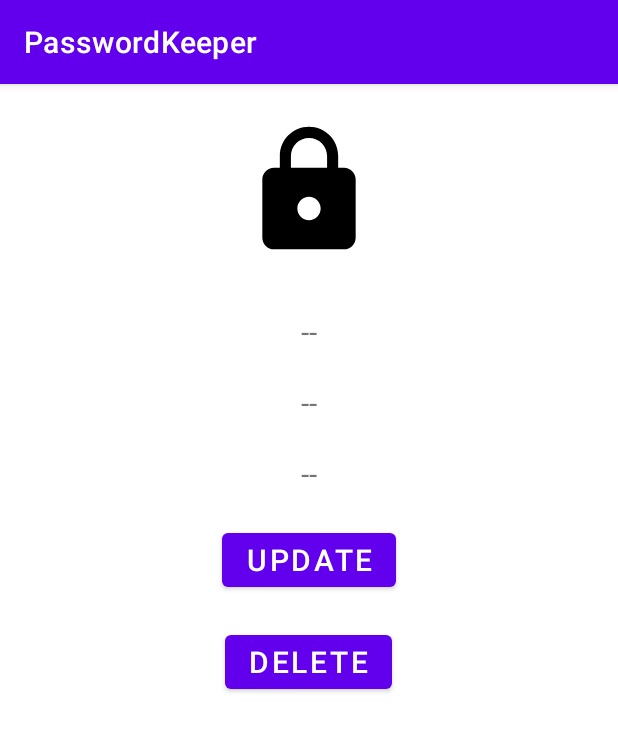
After one commit to ugursnr/PasswordKeeper-AndoridApp-Kotlin, an Android app: the PasswordShowerFragment screen opened through its navigation route, on a phone screen of 412 x 824 dp. The commit adds this screen. Shown: the top 731 px of the screen. Run offline under Robolectric (Android 15) with nearby library versions, the phone set to English and light mode, and no system bars; our stand-ins replace Room's generated code.

Commit message:
Database usage (local) were added by using Room Library with coroutines. Some UI changes, Firebase option will be added.

```diff
--- a/app/src/main/java/com/ugurrsnr/passwordkeeper/adapter/UserAdapter.kt
+++ b/app/src/main/java/com/ugurrsnr/passwordkeeper/adapter/UserAdapter.kt
@@ -2,9 +2,11 @@ package com.ugurrsnr.passwordkeeper.adapter
 
 import android.view.LayoutInflater
 import android.view.ViewGroup
+import androidx.navigation.Navigation
 import androidx.recyclerview.widget.RecyclerView
 import com.ugurrsnr.passwordkeeper.databinding.RecyclerViewRowBinding
 import com.ugurrsnr.passwordkeeper.model.UserInformations
+import com.ugurrsnr.passwordkeeper.view.HomeFragmentDirections
 
 class UserAdapter(val userInformationsList : ArrayList<UserInformations>)
     : RecyclerView.Adapter<UserAdapter.UserInformationsViewHolder>() {
@@ -23,10 +25,25 @@ class UserAdapter(val userInformationsList : ArrayList<UserInformations>)
         holder.binding.websiteNameTextView.text = userInformationsList[position].websiteName
         holder.binding.idTextView.text = "ID: ${userInformationsList[position].userId}"
         //holder.binding.imageView.setImageURI()
+
+        holder.itemView.setOnClickListener{
+            val actionToPasswordShower = HomeFragmentDirections.actionHomeFragmentToPasswordShowerFragment()
+
+            //Sending arguments to shower
+            actionToPasswordShower.userID = userInformationsList[position].userId
+            actionToPasswordShower.userPassword = userInformationsList[position].userPassword
+            actionToPasswordShower.userWebsite = userInformationsList[position].websiteName
+
+            Navigation.findNavController(holder.itemView).navigate(actionToPasswordShower)
+        }
     }
 
+    fun updateList(myList : List<UserInformations>) {
+        userInformationsList.clear()
+        userInformationsList.addAll(myList)
+        notifyDataSetChanged()
 
-
+    }
     override fun getItemCount(): Int {
         return userInformationsList.size
     }
--- /dev/null
+++ b/app/src/main/java/com/ugurrsnr/passwordkeeper/database/UserInfoDao.kt
@@ -0,0 +1,29 @@
+package com.ugurrsnr.passwordkeeper.database
+
+import androidx.lifecycle.LiveData
+import androidx.room.*
+import androidx.room.OnConflictStrategy.IGNORE
+import com.ugurrsnr.passwordkeeper.model.UserInformations
+import kotlinx.coroutines.CoroutineScope
+
+
+@Dao
+interface UserInfoDao {
+
+    // Data Access Object
+
+    @Insert(onConflict = IGNORE)
+    fun insertSingleInfo(userInformation : UserInformations)
+
+    @Delete
+    fun deleteSingleInfo(userInformation: UserInformations)
+
+    @Update
+    fun updateInfo(userInformation: UserInformations)
+
+    @Query("select * from informations order by informationId ASC")
+    fun getAllInformations() : LiveData<List<UserInformations>>
+
+
+
+}
--- /dev/null
+++ b/app/src/main/java/com/ugurrsnr/passwordkeeper/database/UserInfoDatabase.kt
@@ -0,0 +1,35 @@
+
+package com.ugurrsnr.passwordkeeper.database
+
+import android.content.Context
+import androidx.room.Database
+import androidx.room.Room
+import androidx.room.RoomDatabase
+import com.ugurrsnr.passwordkeeper.model.UserInformations
+
+
+@Database(entities = arrayOf(UserInformations::class), version = 1, exportSchema = false)
+abstract class UserInfoDatabase : RoomDatabase() {
+
+    abstract fun userInfoDao() : UserInfoDao
+
+    companion object {
+
+        @Volatile private var INSTANCE : UserInfoDatabase? = null
+
+        private val lock = Any()
+
+        fun getDatabase(context: Context) : UserInfoDatabase{
+            return INSTANCE?: synchronized(this){
+                var instance = Room.databaseBuilder(
+                    context.applicationContext,
+                    UserInfoDatabase::class.java,"info_database"
+                ).build()
+                INSTANCE = instance
+                instance
+            }
+
+        }
+    }
+
+}
--- /dev/null
+++ b/app/src/main/java/com/ugurrsnr/passwordkeeper/repo/InformationRepository.kt
@@ -0,0 +1,28 @@
+package com.ugurrsnr.passwordkeeper.repo
+
+import androidx.lifecycle.LiveData
+import androidx.room.Delete
+import androidx.room.Insert
+import androidx.room.OnConflictStrategy
+import androidx.room.Update
+import com.ugurrsnr.passwordkeeper.database.UserInfoDao
+import com.ugurrsnr.passwordkeeper.model.UserInformations
+
+class InformationRepository(private val userDao : UserInfoDao) {
+
+
+    val getAllInformations : LiveData<List<UserInformations>> = userDao.getAllInformations()
+
+    fun insertSingleInfo(userInformation : UserInformations){
+        userDao.insertSingleInfo(userInformation)
+    }
+
+    fun updateInfo(userInformation: UserInformations){
+        userDao.updateInfo(userInformation)
+    }
+
+    fun deleteSingleInfo(userInformation: UserInformations){
+        userDao.deleteSingleInfo(userInformation)
+    }
+
+}
--- a/app/src/main/java/com/ugurrsnr/passwordkeeper/view/HomeFragment.kt
+++ b/app/src/main/java/com/ugurrsnr/passwordkeeper/view/HomeFragment.kt
@@ -8,12 +8,25 @@ import com.ugurrsnr.passwordkeeper.R
 
 import android.view.Menu
 import android.view.MenuItem
+import android.widget.Button
+import android.widget.LinearLayout
+import androidx.lifecycle.Observer
+import androidx.lifecycle.ViewModelProvider
 import androidx.navigation.Navigation
+import androidx.recyclerview.widget.LinearLayoutManager
+import com.ugurrsnr.passwordkeeper.adapter.UserAdapter
+import com.ugurrsnr.passwordkeeper.database.UserInfoDatabase
 import com.ugurrsnr.passwordkeeper.databinding.FragmentHomeBinding
+import com.ugurrsnr.passwordkeeper.model.UserInformations
+import com.ugurrsnr.passwordkeeper.viewmodel.HomeViewModel
+import kotlinx.coroutines.*
+
 
 class HomeFragment : Fragment() {
     private var _binding : FragmentHomeBinding? = null
     private val binding get() = _binding!!
+    private lateinit var userAdapter : UserAdapter
+    private lateinit var viewModel : HomeViewModel
 
     override fun onCreate(savedInstanceState: Bundle?) {
         super.onCreate(savedInstanceState)
@@ -32,11 +45,23 @@ class HomeFragment : Fragment() {
     override fun onViewCreated(view: View, savedInstanceState: Bundle?) {
         super.onViewCreated(view, savedInstanceState)
 
+        viewModel = ViewModelProvider(this).get(HomeViewModel::class.java)
+        userAdapter = UserAdapter(arrayListOf())
+        liveDataObserver()
 
-
+        binding.recyclerViewHome.layoutManager = LinearLayoutManager(context)
+        binding.recyclerViewHome.adapter = userAdapter
 
     }
 
+    private fun liveDataObserver(){
+        viewModel.userInformationList.observe(viewLifecycleOwner, Observer{
+            it?.let {
+                userAdapter.updateList(it)
+            }
+        })
+
+    }
 
 
     override fun onCreateOptionsMenu(menu: Menu, inflater: MenuInflater) {
--- /dev/null
+++ b/app/src/main/java/com/ugurrsnr/passwordkeeper/view/PasswordShowerFragment.kt
@@ -0,0 +1,57 @@
+package com.ugurrsnr.passwordkeeper.view
+
+import android.os.Bundle
+import androidx.fragment.app.Fragment
+import android.view.LayoutInflater
+import android.view.View
+import android.view.ViewGroup
+import com.ugurrsnr.passwordkeeper.R
+import com.ugurrsnr.passwordkeeper.databinding.FragmentHomeBinding
+import com.ugurrsnr.passwordkeeper.databinding.FragmentPasswordShowerBinding
+
+
+class PasswordShowerFragment : Fragment() {
+    private var _binding : FragmentPasswordShowerBinding? = null
+    private val binding get() = _binding!!
+
+    private lateinit var userID : String
+    private lateinit var userWebsite : String
+    private lateinit var userPassword : String
+
+
+    override fun onCreate(savedInstanceState: Bundle?) {
+        super.onCreate(savedInstanceState)
+
+    }
+
+    override fun onCreateView(
+        inflater: LayoutInflater, container: ViewGroup?,
+        savedInstanceState: Bundle?
+    ): View {
+        _binding = FragmentPasswordShowerBinding.inflate(inflater, container, false)
+        return binding.root
+    }
+
+    override fun onViewCreated(view: View, savedInstanceState: Bundle?) {
+        super.onViewCreated(view, savedInstanceState)
+
+        arguments?.let {
+            userID = PasswordShowerFragmentArgs.fromBundle(it).userID
+            userWebsite = PasswordShowerFragmentArgs.fromBundle(it).userWebsite
+            userPassword = PasswordShowerFragmentArgs.fromBundle(it).userPassword
+
+        }
+        binding.apply {
+            idShowerTV.text = userID
+            websiteShowerTV.text = userWebsite
+            passwordShowerTV.text = userPassword
+        }
+
+    }
+
+
+    override fun onDestroyView() {
+        super.onDestroyView()
+        _binding = null
+    }
+}
--- /dev/null
+++ b/app/src/main/java/com/ugurrsnr/passwordkeeper/viewmodel/HomeViewModel.kt
@@ -0,0 +1,46 @@
+package com.ugurrsnr.passwordkeeper.viewmodel
+
+import android.app.Application
+import android.content.Context
+import androidx.lifecycle.AndroidViewModel
+import androidx.lifecycle.LiveData
+import androidx.lifecycle.MutableLiveData
+import androidx.lifecycle.viewModelScope
+import com.ugurrsnr.passwordkeeper.database.UserInfoDatabase
+import com.ugurrsnr.passwordkeeper.model.UserInformations
+import com.ugurrsnr.passwordkeeper.repo.InformationRepository
+import kotlinx.coroutines.CoroutineScope
+import kotlinx.coroutines.Dispatchers
+import kotlinx.coroutines.Job
+import kotlinx.coroutines.launch
+import kotlin.coroutines.CoroutineContext
+
+
+class HomeViewModel(application: Application) : AndroidViewModel(application) {
+
+    val userInformationList: LiveData<List<UserInformations>>
+    private val userInfoRepository : InformationRepository
+
+    init{
+        val dao = UserInfoDatabase.getDatabase(application).userInfoDao()
+        userInfoRepository = InformationRepository(dao)
+        userInformationList = userInfoRepository.getAllInformations
+    }
+
+
+
+
+
+    fun informationInsert(userInformation: UserInformations) = CoroutineScope(Dispatchers.IO).launch {
+        userInfoRepository.insertSingleInfo(userInformation)
+    }
+    fun informationUpdate(userInformation: UserInformations) = CoroutineScope(Dispatchers.IO).launch {
+        userInfoRepository.updateInfo(userInformation)
+    }
+
+    fun informationDelete(userInformation: UserInformations) = CoroutineScope(Dispatchers.IO).launch {
+        userInfoRepository.deleteSingleInfo(userInformation)
+    }
+
+
+}
--- /dev/null
+++ b/app/src/main/res/drawable/ic_baseline_add_to_photos_24.xml
@@ -0,0 +1,5 @@
+<vector android:height="24dp" android:tint="#000000"
+    android:viewportHeight="24" android:viewportWidth="24"
+    android:width="24dp" xmlns:android="http://schemas.android.com/apk/res/android">
+    <path android:fillColor="@android:color/white" android:pathData="M4,6L2,6v14c0,1.1 0.9,2 2,2h14v-2L4,20L4,6zM20,2L8,2c-1.1,0 -2,0.9 -2,2v12c0,1.1 0.9,2 2,2h12c1.1,0 2,-0.9 2,-2L22,4c0,-1.1 -0.9,-2 -2,-2zM19,11h-4v4h-2v-4L9,11L9,9h4L13,5h2v4h4v2z"/>
+</vector>
--- /dev/null
+++ b/app/src/main/res/layout/fragment_password_shower.xml
@@ -0,0 +1,66 @@
+<?xml version="1.0" encoding="utf-8"?>
+<LinearLayout
+    xmlns:android="http://schemas.android.com/apk/res/android"
+    xmlns:tools="http://schemas.android.com/tools"
+    android:layout_width="match_parent"
+    android:layout_height="match_parent"
+    tools:context=".view.PasswordShowerFragment"
+    android:orientation="vertical">
+
+    <ImageView
+        android:id="@+id/imageView"
+        android:layout_width="100dp"
+        android:layout_height="100dp"
+        android:padding="3dp"
+        android:src="@drawable/ic_baseline_lock_24"
+        android:layout_gravity="center"
+        android:layout_margin="20dp"
+        />
+    <TextView
+        android:id="@+id/websiteShowerTV"
+        android:layout_width="wrap_content"
+        android:layout_height="wrap_content"
+        android:text="@string/websitedeneme"
+        android:layout_gravity="center"
+        android:textSize="20sp"
+        android:layout_margin="10dp"
+        />
+    <TextView
+        android:id="@+id/idShowerTV"
+        android:layout_width="wrap_content"
+        android:layout_height="wrap_content"
+        android:text="@string/your_d"
+        android:layout_gravity="center"
+        android:textSize="20sp"
+        android:layout_margin="10dp"
+        />
+    <TextView
+        android:id="@+id/passwordShowerTV"
+        android:layout_width="wrap_content"
+        android:layout_height="wrap_content"
+        android:text="@string/your_password"
+        android:layout_gravity="center"
+        android:textSize="20sp"
+        android:layout_margin="10dp"
+        />
+    <Button
+        android:id="@+id/updateButton"
+        android:layout_width="wrap_content"
+        android:layout_height="wrap_content"
+        android:layout_gravity="center"
+        android:textSize="20sp"
+        android:text="@string/update"
+        android:layout_margin="10dp"
+        />
+    <Button
+        android:id="@+id/deleteButton"
+        android:layout_width="wrap_content"
+        android:layout_height="wrap_content"
+        android:layout_gravity="center"
+        android:textSize="20sp"
+        android:text="@string/delete"
+        android:layout_margin="10dp"
+        />
+
+
+</LinearLayout>
--- a/app/src/main/res/navigation/nav_graph.xml
+++ b/app/src/main/res/navigation/nav_graph.xml
@@ -13,6 +13,9 @@
         <action
             android:id="@+id/action_homeFragment_to_passwordAddingFragment"
             app:destination="@id/passwordAddingFragment" />
+        <action
+            android:id="@+id/action_homeFragment_to_passwordShowerFragment"
+            app:destination="@id/passwordShowerFragment" />
     </fragment>
     <fragment
         android:id="@+id/passwordAddingFragment"
@@ -23,4 +26,29 @@
             android:id="@+id/action_passwordAddingFragment_to_homeFragment"
             app:destination="@id/homeFragment" />
     </fragment>
+    <fragment
+        android:id="@+id/passwordShowerFragment"
+        android:name="com.ugurrsnr.passwordkeeper.view.PasswordShowerFragment"
+        android:label="fragment_password_shower"
+        tools:layout="@layout/fragment_password_shower" >
+        <action
+            android:id="@+id/action_passwordShowerFragment_to_homeFragment"
+            app:destination="@id/homeFragment" />
+        <argument
+            android:name="userID"
+            app:argType="string"
+            android:defaultValue="--" />
+        <argument
+            android:name="userPassword"
+            app:argType="string"
+            android:defaultValue="--" />
+        <argument
+            android:name="userImageURI"
+            app:argType="string"
+            android:defaultValue="--" />
+        <argument
+            android:name="userWebsite"
+            app:argType="string"
+            android:defaultValue="--" />
+    </fragment>
 </navigation>
--- a/app/src/main/res/values/strings.xml
+++ b/app/src/main/res/values/strings.xml
@@ -1,6 +1,23 @@
 <resources>
     <string name="app_name">PasswordKeeper</string>
     <string name="hello_blank_fragment">Hello blank fragment</string>
+    <string name="enter_an_id">Enter an ID</string>
+    <string name="enter_a_password">Enter a Password</string>
+    <string name="save">SAVE</string>
+    <string name="enter_website_name">Enter website name</string>
+    <string name="websitedeneme">websiteDeneme</string>
+    <string name="your_d">your ıd</string>
+    <string name="your_password">your password</string>
+    <string name="update">update</string>
+    <string name="delete">delete</string>
 
+    <string-array name="dropdown_choices">
+        <item>Facebook</item>
+        <item>Instagram</item>
+        <item>Twitter</item>
+        <item>Github</item>
+        <item>StackOverFlow</item>
+        <item>Other</item>
 
+    </string-array>
 </resources>
```
Also changed, not shown: app/build.gradle (+10 -0 lines), app/src/main/java/com/ugurrsnr/passwordkeeper/model/UserInformations.kt (+17 -1 lines), app/src/main/java/com/ugurrsnr/passwordkeeper/view/MainActivity.kt (+4 -15 lines), app/src/main/java/com/ugurrsnr/passwordkeeper/view/PasswordAddingFragment.kt (+34 -2 lines), app/src/main/res/layout/fragment_password_adding.xml (+27 -6 lines).
